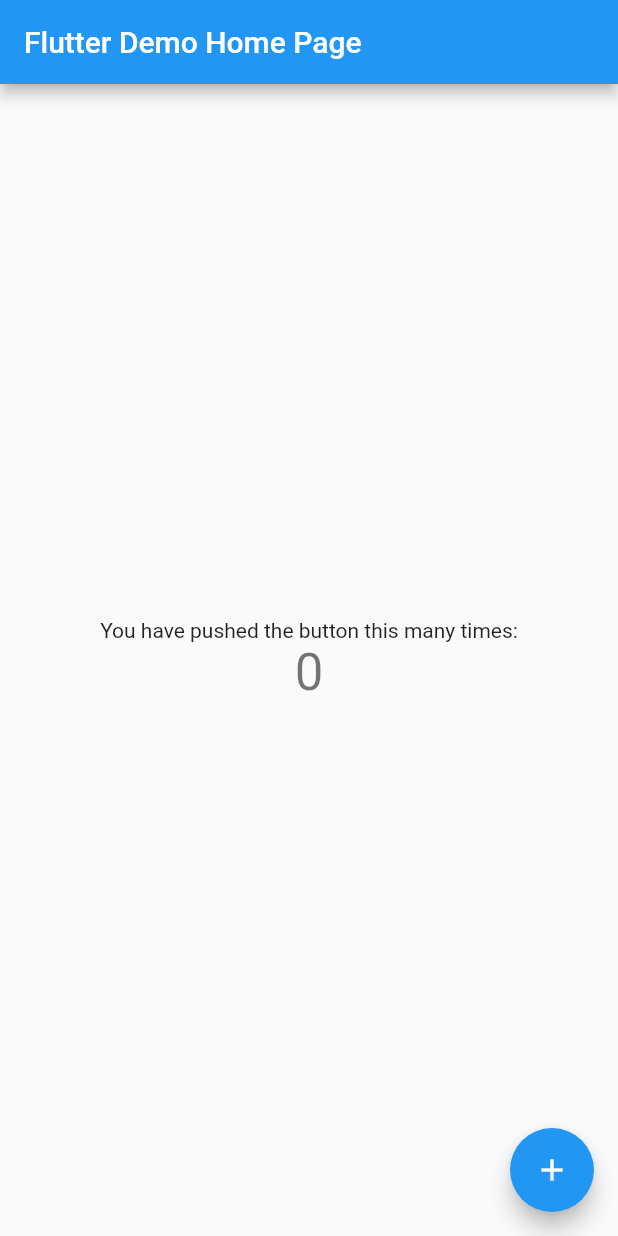
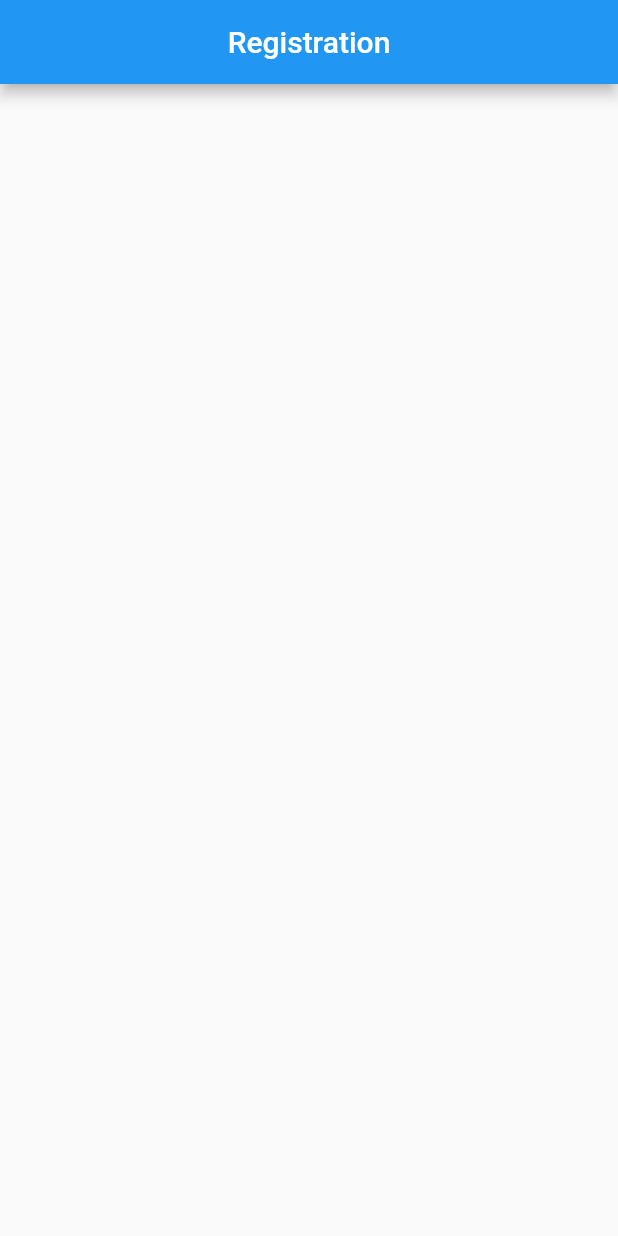
Before and after one commit to paimanbandi/rgstr, a Flutter app: the screen it shows after launch, on a phone screen of 412 x 824 dp. Run offline on Flutter 3.47's test engine with Material 2 defaults, Android fonts, the phone set to English and light mode, and no system bars.

Commit message:
setup files structure

```diff
--- /dev/null
+++ b/lib/global.dart
@@ -0,0 +1,12 @@
+import 'package:flutter/material.dart';
+
+abstract class WidgetView<T1, T2> extends StatelessWidget {
+  final T2 state;
+
+  T1 get widget => (state as State).widget as T1;
+
+  const WidgetView(this.state, {Key key}) : super(key: key);
+
+  @override
+  Widget build(BuildContext context);
+}
--- a/lib/main.dart
+++ b/lib/main.dart
@@ -1,113 +1,18 @@
 import 'package:flutter/material.dart';
+import 'package:rgstr/registration_page.dart';
 
 void main() {
   runApp(MyApp());
 }
 
 class MyApp extends StatelessWidget {
-  // This widget is the root of your application.
   @override
   Widget build(BuildContext context) {
     return MaterialApp(
-      title: 'Flutter Demo',
       theme: ThemeData(
-        // This is the theme of your application.
-        //
-        // Try running your application with "flutter run". You'll see the
-        // application has a blue toolbar. Then, without quitting the app, try
-        // changing the primarySwatch below to Colors.green and then invoke
-        // "hot reload" (press "r" in the console where you ran "flutter run",
-        // or simply save your changes to "hot reload" in a Flutter IDE).
-        // Notice that the counter didn't reset back to zero; the application
-        // is not restarted.
         primarySwatch: Colors.blue,
       ),
-      home: MyHomePage(title: 'Flutter Demo Home Page'),
+      home: RegistrationPage(title: 'Registration'),
     );
   }
 }
-
-class MyHomePage extends StatefulWidget {
-  MyHomePage({Key key, this.title}) : super(key: key);
-
-  // This widget is the home page of your application. It is stateful, meaning
-  // that it has a State object (defined below) that contains fields that affect
-  // how it looks.
-
-  // This class is the configuration for the state. It holds the values (in this
-  // case the title) provided by the parent (in this case the App widget) and
-  // used by the build method of the State. Fields in a Widget subclass are
-  // always marked "final".
-
-  final String title;
-
-  @override
-  _MyHomePageState createState() => _MyHomePageState();
-}
-
-class _MyHomePageState extends State<MyHomePage> {
-  int _counter = 0;
-
-  void _incrementCounter() {
-    setState(() {
-      // This call to setState tells the Flutter framework that something has
-      // changed in this State, which causes it to rerun the build method below
-      // so that the display can reflect the updated values. If we changed
-      // _counter without calling setState(), then the build method would not be
-      // called again, and so nothing would appear to happen.
-      _counter++;
-    });
-  }
-
-  @override
-  Widget build(BuildContext context) {
-    // This method is rerun every time setState is called, for instance as done
-    // by the _incrementCounter method above.
-    //
-    // The Flutter framework has been optimized to make rerunning build methods
-    // fast, so that you can just rebuild anything that needs updating rather
-    // than having to individually change instances of widgets.
-    return Scaffold(
-      appBar: AppBar(
-        // Here we take the value from the MyHomePage object that was created by
-        // the App.build method, and use it to set our appbar title.
-        title: Text(widget.title),
-      ),
-      body: Center(
-        // Center is a layout widget. It takes a single child and positions it
-        // in the middle of the parent.
-        child: Column(
-          // Column is also a layout widget. It takes a list of children and
-          // arranges them vertically. By default, it sizes itself to fit its
-          // children horizontally, and tries to be as tall as its parent.
-          //
-          // Invoke "debug painting" (press "p" in the console, choose the
-          // "Toggle Debug Paint" action from the Flutter Inspector in Android
-          // Studio, or the "Toggle Debug Paint" command in Visual Studio Code)
-          // to see the wireframe for each widget.
-          //
-          // Column has various properties to control how it sizes itself and
-          // how it positions its children. Here we use mainAxisAlignment to
-          // center the children vertically; the main axis here is the vertical
-          // axis because Columns are vertical (the cross axis would be
-          // horizontal).
-          mainAxisAlignment: MainAxisAlignment.center,
-          children: <Widget>[
-            Text(
-              'You have pushed the button this many times:',
-            ),
-            Text(
-              '$_counter',
-              style: Theme.of(context).textTheme.headline4,
-            ),
-          ],
-        ),
-      ),
-      floatingActionButton: FloatingActionButton(
-        onPressed: _incrementCounter,
-        tooltip: 'Increment',
-        child: Icon(Icons.add),
-      ), // This trailing comma makes auto-formatting nicer for build methods.
-    );
-  }
-}
--- /dev/null
+++ b/lib/registration_controller.dart
@@ -0,0 +1,8 @@
+import 'package:flutter/material.dart';
+import 'package:rgstr/registration_page.dart';
+import 'package:rgstr/registration_view.dart';
+
+class RegistrationController extends State<RegistrationPage> {
+  @override
+  Widget build(BuildContext context) => RegistrationView(this);
+}
--- /dev/null
+++ b/lib/registration_page.dart
@@ -0,0 +1,11 @@
+import 'package:flutter/material.dart';
+import 'package:rgstr/registration_controller.dart';
+
+class RegistrationPage extends StatefulWidget {
+  final String title;
+
+  RegistrationPage({this.title});
+
+  @override
+  RegistrationController createState() => RegistrationController();
+}
--- /dev/null
+++ b/lib/registration_view.dart
@@ -0,0 +1,27 @@
+import 'package:flutter/material.dart';
+import 'package:rgstr/registration_controller.dart';
+import 'package:rgstr/registration_page.dart';
+
+import 'global.dart';
+
+class RegistrationView extends WidgetView<RegistrationPage, RegistrationController> {
+  RegistrationController state;
+
+  RegistrationView(this.state) : super(state);
+
+  @override
+  Widget build(BuildContext context) {
+    return Scaffold(
+      appBar: AppBar(
+        title: Text(widget.title),
+        centerTitle: true,
+      ),
+      body: Center(
+        child: Column(
+          mainAxisAlignment: MainAxisAlignment.center,
+          children: <Widget>[],
+        ),
+      ),
+    );
+  }
+}
```
